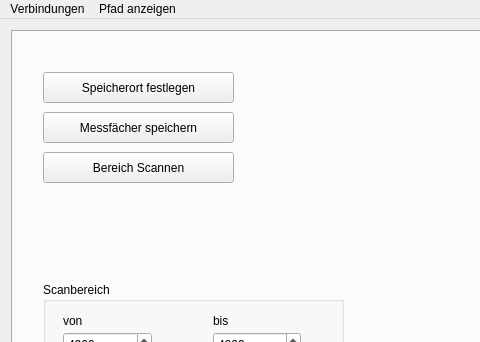
Above: mainwindow.ui from LaurinCoder/Robokran before the change; both pictures show x 0 to 480 and y 0 to 342 of the 1200 by 800 pixel window. Below: the same form after it.
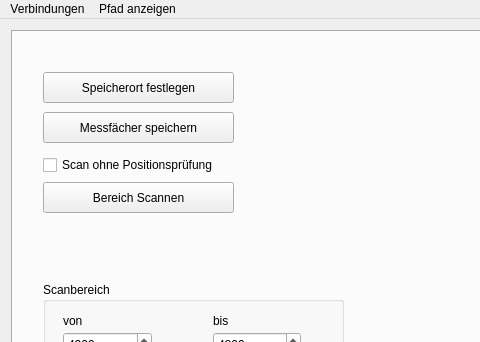
That is the form after the change.

Commit message:
Schnelle Scanfahrt hinzugefügt
es gibt nun eine Checkbox mit der zwischen keiner Positionsüberprüfung
und mit Positionsüberprüfung hin und hergeschalten werden kann.

```diff
--- a/mainwindow.ui
+++ b/mainwindow.ui
@@ -446,7 +446,7 @@
         <property name="geometry">
          <rect>
           <x>30</x>
-          <y>120</y>
+          <y>150</y>
           <width>191</width>
           <height>31</height>
          </rect>
@@ -607,6 +607,19 @@
          <number>0</number>
         </property>
        </widget>
+       <widget class="QCheckBox" name="noPositionCheck">
+        <property name="geometry">
+         <rect>
+          <x>30</x>
+          <y>120</y>
+          <width>261</width>
+          <height>26</height>
+         </rect>
+        </property>
+        <property name="text">
+         <string>Scan ohne Positionsprüfung</string>
+        </property>
+       </widget>
       </widget>
       <widget class="QWidget" name="tab_5">
        <attribute name="title">
```
The commit also changes 2 other files.
